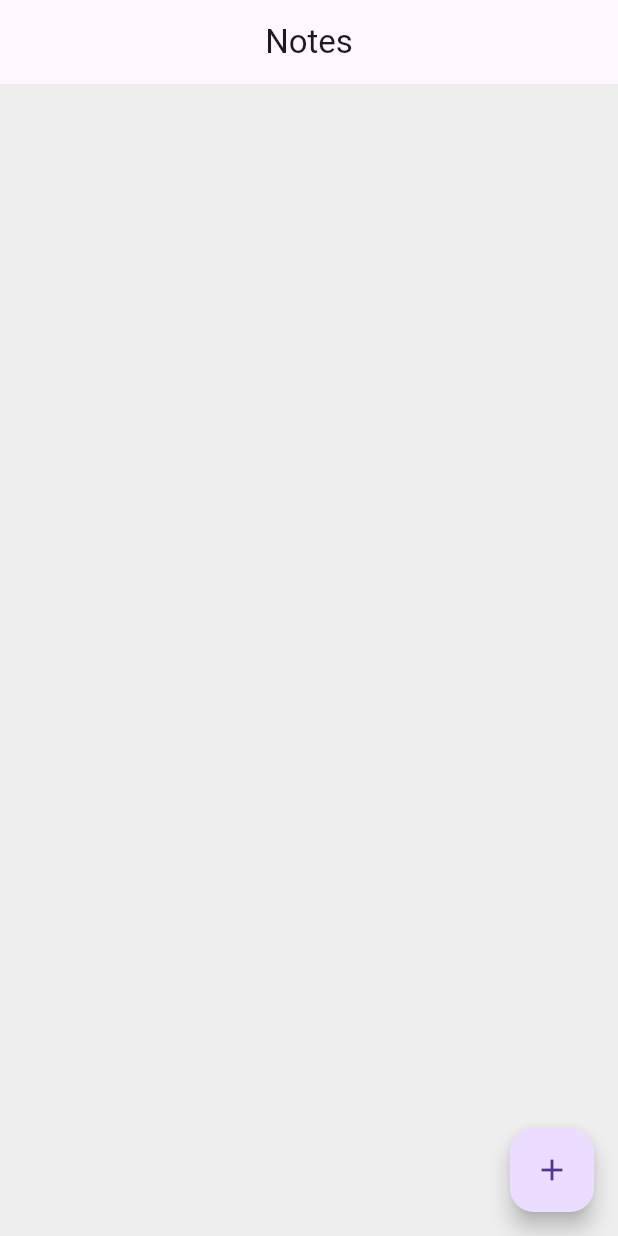
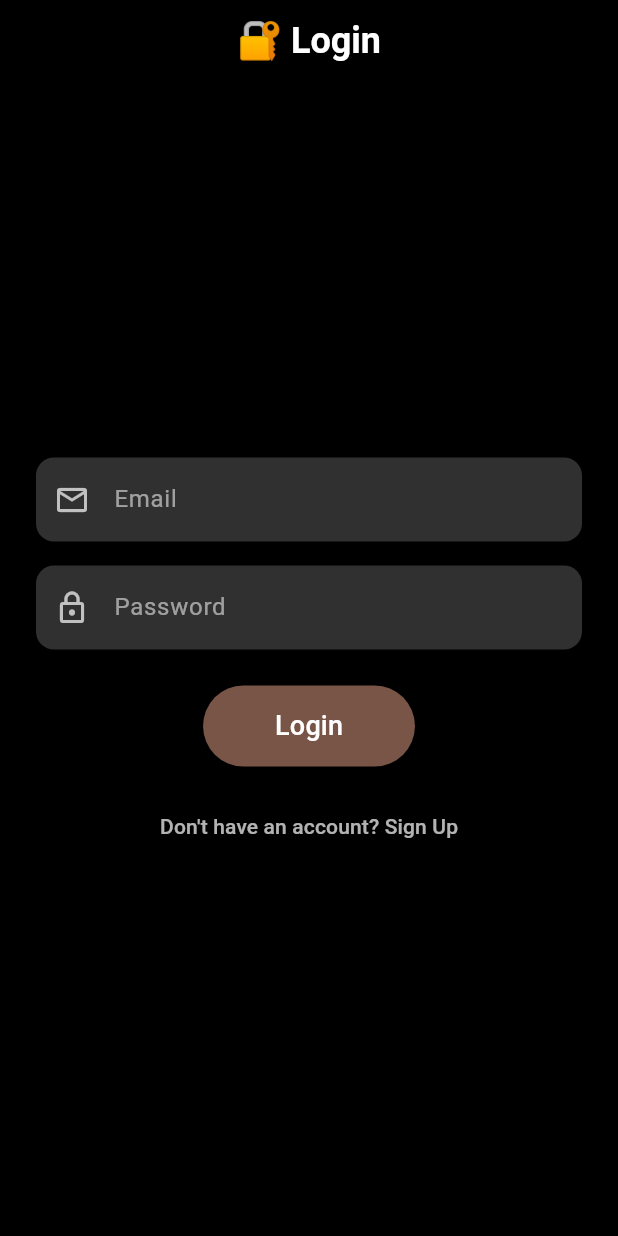
Before and after one commit to Sandeep-Sisodiya/OIBSIP_Android_Development_task2, a Flutter app: the screen it shows after launch, on a phone screen of 412 x 824 dp. Run offline on Flutter 3.47's test engine with Material 3 defaults, Android fonts, the light colour scheme and no system bars; our stand-ins replace google_fonts, sqflite; accounts and stored records are empty.

Commit message:
Initial commit

```diff
--- a/lib/main.dart
+++ b/lib/main.dart
@@ -1,5 +1,6 @@
 import 'package:flutter/material.dart';
-import 'package:local_database/screens/notes_screen.dart';
+import 'package:local_database/screens/login_screen.dart';
+import 'package:google_fonts/google_fonts.dart';
 
 void main() {
   runApp(const MyApp());
@@ -15,8 +16,9 @@ class MyApp extends StatelessWidget {
       title: 'Flutter Local Database demo app',
       theme: ThemeData(
         primarySwatch: Colors.blue,
+        textTheme: GoogleFonts.chelseaMarketTextTheme(),
       ),
-      home: const NotesScreen(),
+      home: const LoginScreen(),
     );
   }
 }
--- /dev/null
+++ b/lib/screens/login_screen.dart
@@ -0,0 +1,145 @@
+import 'package:flutter/material.dart';
+import 'package:local_database/screens/notes_screen.dart';
+import 'package:local_database/screens/signup_screen.dart';
+
+class LoginScreen extends StatefulWidget {
+  const LoginScreen({Key? key}) : super(key: key);
+
+  @override
+  State<LoginScreen> createState() => _LoginScreenState();
+}
+
+class _LoginScreenState extends State<LoginScreen> {
+  @override
+  Widget build(BuildContext context) {
+    return Scaffold(
+      backgroundColor: Colors.black,
+      appBar: AppBar(
+        title: const Text(
+          '🔐 Login',
+          style: TextStyle(
+            color: Colors.white,
+            fontWeight: FontWeight.bold,
+            fontSize: 24,
+          ),
+        ),
+        centerTitle: true,
+        backgroundColor: Colors.transparent,
+        elevation: 0,
+      ),
+      body: Padding(
+        padding: const EdgeInsets.symmetric(horizontal: 24.0),
+        child: Column(
+          mainAxisAlignment: MainAxisAlignment.center,
+          children: [
+            _customTextField(
+              hintText: 'Email',
+              icon: Icons.email_outlined,
+            ),
+            const SizedBox(height: 16),
+            _customTextField(
+              hintText: 'Password',
+              icon: Icons.lock_outline,
+              obscureText: true,
+            ),
+            const SizedBox(height: 24),
+            ElevatedButton(
+              style: ElevatedButton.styleFrom(
+                backgroundColor: Colors.brown.shade500,
+                padding:
+                const EdgeInsets.symmetric(horizontal: 48, vertical: 14),
+              ),
+              onPressed: () {
+                _navigateWithFadeTransition(const NotesScreen());
+              },
+              child: const Text(
+                'Login',
+                style: TextStyle(fontSize: 18, color: Colors.white),
+              ),
+            ),
+            const SizedBox(height: 16),
+            TextButton(
+              onPressed: () {
+                _navigateWithSlideTransition(const SignUpScreen());
+              },
+              child: const Text(
+                "Don't have an account? Sign Up",
+                style: TextStyle(color: Colors.white70),
+              ),
+            )
+          ],
+        ),
+      ),
+    );
+  }
+
+  Widget _customTextField({
+    required String hintText,
+    required IconData icon,
+    bool obscureText = false,
+  }) {
+    return TextField(
+      obscureText: obscureText,
+      style: const TextStyle(color: Colors.white),
+      decoration: InputDecoration(
+        prefixIcon: Icon(icon, color: Colors.white70),
+        hintText: hintText,
+        hintStyle: const TextStyle(color: Colors.white54),
+        filled: true,
+        fillColor: Colors.grey[850],
+        border: OutlineInputBorder(
+          borderRadius: BorderRadius.circular(12),
+          borderSide: BorderSide.none,
+        ),
+      ),
+    );
+  }
+
+  Future<void> _navigateWithSlideTransition(Widget screen) async {
+    await Navigator.push(
+      context,
+      PageRouteBuilder(
+        pageBuilder: (_, __, ___) => screen,
+        transitionsBuilder: (_, animation, __, child) {
+          const begin = Offset(1.0, 0.0); // Slide from right
+          const end = Offset.zero;
+          const curve = Curves.easeInOut;
+
+          final tween = Tween(begin: begin, end: end)
+              .chain(CurveTween(curve: curve));
+
+          return SlideTransition(
+            position: animation.drive(tween),
+            child: child,
+          );
+        },
+        transitionDuration: const Duration(milliseconds: 400),
+      ),
+    );
+    setState(() {});
+  }
+  //Fade transition
+  Future<void> _navigateWithFadeTransition(Widget screen) async {
+    await Navigator.push(
+      context,
+      PageRouteBuilder(
+        pageBuilder: (_, __, ___) => screen,
+        transitionsBuilder: (_, animation, __, child) {
+          return ScaleTransition(
+            scale: CurvedAnimation(
+              parent: animation,
+              curve: Curves.fastOutSlowIn,
+            ),
+            child: FadeTransition(
+              opacity: animation,
+              child: child,
+            ),
+          );
+        },
+        transitionDuration: const Duration(milliseconds: 500),
+      ),
+    );
+    setState(() {});
+  }
+
+}
--- a/pubspec.yaml
+++ b/pubspec.yaml
@@ -36,8 +36,10 @@ dependencies:
   # Use with the CupertinoIcons class for iOS style icons.
   cupertino_icons: ^1.0.2
   sqflite: ^2.0.2
+  rename: ^3.1.0
 
 dev_dependencies:
+  rename: ^3.1.0
   flutter_test:
     sdk: flutter
 
```
Also changed, not shown: lib/screens/note_screen.dart (+98 -69 lines), lib/screens/notes_screen.dart (+114 -52 lines), lib/screens/signup_screen.dart (added, +149 -0 lines), lib/widgets/note_widget.dart (+32 -29 lines), pubspec.lock, 5 other files.
